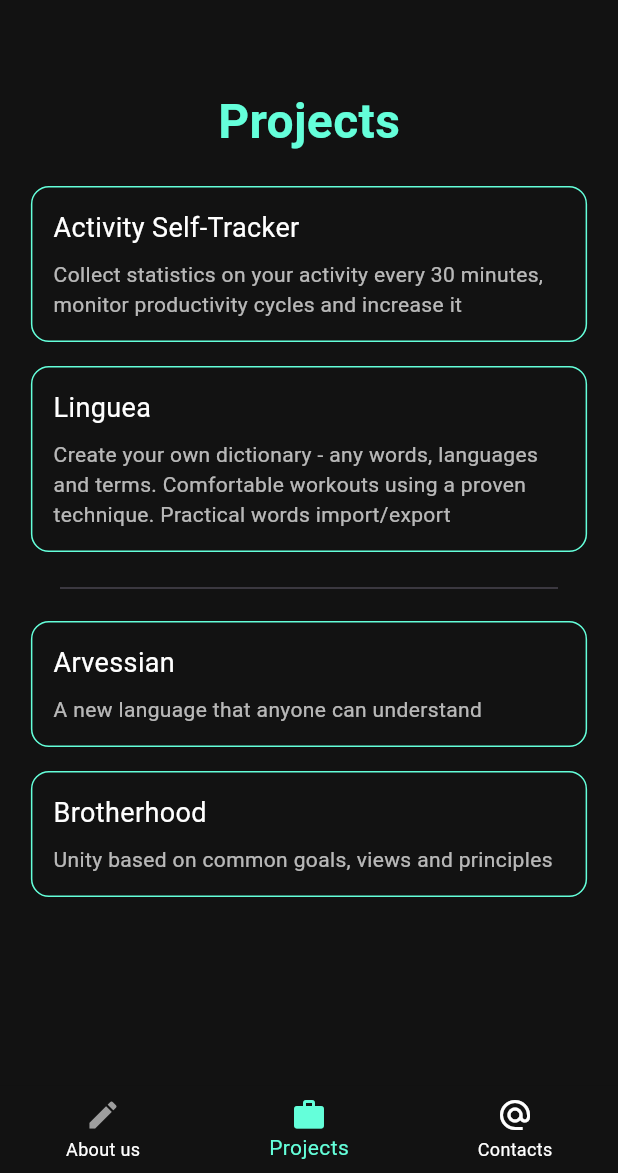
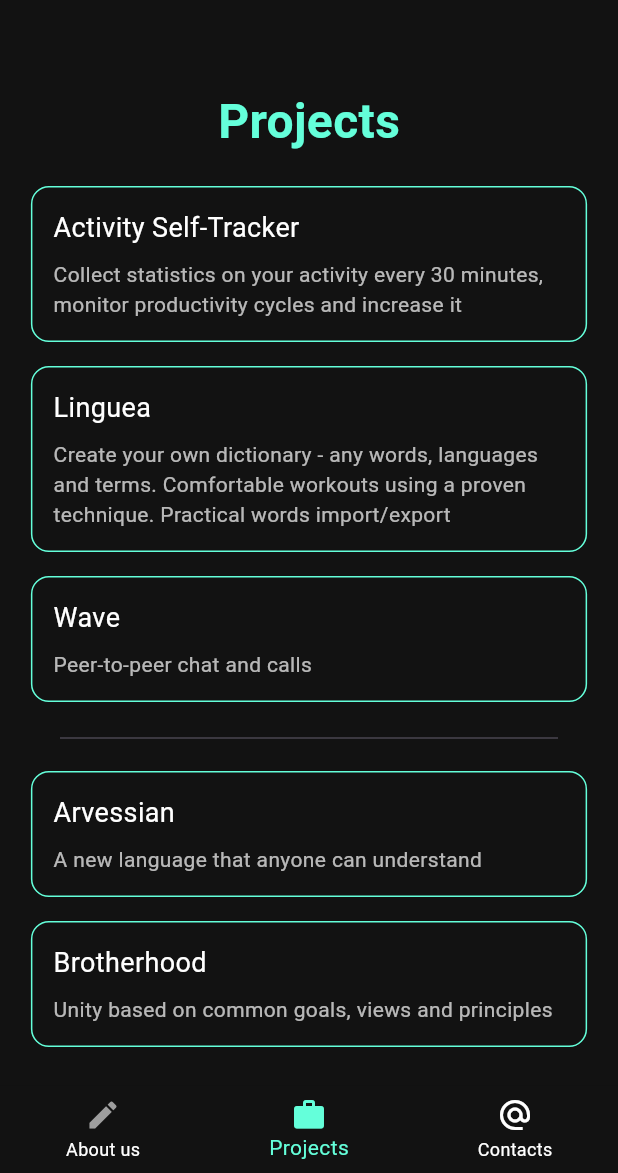
Before and after one commit to AnisimovTema/developmiracle, a Flutter app: the screen it shows after launch, on a phone screen of 412 x 824 dp, the part 63-1236 px from its top. Run offline on Flutter 3.47's test engine with Material 3 defaults, Android fonts, the phone set to English and light mode, and no system bars; our stand-ins replace shared_preferences; missing offline and left inert: p2p_chat.

Commit message:
[dev-9] wave app added

```diff
--- a/lib/flutter_gen/gen_l10n/app_localizations.dart
+++ b/lib/flutter_gen/gen_l10n/app_localizations.dart
@@ -169,6 +169,10 @@ abstract class AppLocalizations {
   /// **'A new language that anyone can understand'**
   String get arvessian_description;
 
+  String get wave_title;
+
+  String get wave_description;
+
   /// No description provided for @brotherhood_title.
   ///
   /// In en, this message translates to:
--- a/lib/flutter_gen/gen_l10n/app_localizations_av.dart
+++ b/lib/flutter_gen/gen_l10n/app_localizations_av.dart
@@ -28,25 +28,35 @@ class AppLocalizationsAv extends AppLocalizations {
   String get activitySelfTracker_title => 'Activity Self-Tracker';
 
   @override
-  String get activitySelfTracker_description => 'Collect statistics on your activity every 30 minutes, monitor productivity cycles and increase it';
+  String get activitySelfTracker_description =>
+      'Collect statistics on your activity every 30 minutes, monitor productivity cycles and increase it';
 
   @override
   String get linguea_title => 'Linguea';
 
   @override
-  String get linguea_description => 'Create your own dictionary - any words, languages and terms. Comfortable workouts using a proven technique. Practical words import/export';
+  String get linguea_description =>
+      'Create your own dictionary - any words, languages and terms. Comfortable workouts using a proven technique. Practical words import/export';
 
   @override
   String get arvessian_title => 'Arvessian';
 
   @override
-  String get arvessian_description => 'A new language that anyone can understand';
+  String get arvessian_description =>
+      'A new language that anyone can understand';
+
+  @override
+  String get wave_title => 'Wave';
+
+  @override
+  String get wave_description => 'Peer-to-peer chat and calls';
 
   @override
   String get brotherhood_title => 'Brotherhood';
 
   @override
-  String get brotherhood_description => 'Unity based on common goals, views and principles';
+  String get brotherhood_description =>
+      'Unity based on common goals, views and principles';
 
   @override
   String get placeholder_text_part_1 => 'You can write to us via Telegram ';
--- a/lib/flutter_gen/gen_l10n/app_localizations_en.dart
+++ b/lib/flutter_gen/gen_l10n/app_localizations_en.dart
@@ -42,6 +42,12 @@ class AppLocalizationsEn extends AppLocalizations {
   @override
   String get arvessian_description => 'A new language that anyone can understand';
 
+      @override
+  String get wave_title => 'Wave';
+
+  @override
+  String get wave_description => 'Peer-to-peer chat and calls';
+
   @override
   String get brotherhood_title => 'Brotherhood';
 
--- a/lib/flutter_gen/gen_l10n/app_localizations_ru.dart
+++ b/lib/flutter_gen/gen_l10n/app_localizations_ru.dart
@@ -42,6 +42,12 @@ class AppLocalizationsRu extends AppLocalizations {
   @override
   String get arvessian_description => 'Новый язык, который понятен всем';
 
+    @override
+  String get wave_title => 'Wave';
+
+  @override
+  String get wave_description => 'Peer-to-peer чат и звонки';
+
   @override
   String get brotherhood_title => 'Brotherhood';
 
--- a/lib/main.dart
+++ b/lib/main.dart
@@ -5,6 +5,7 @@ import 'package:developmiracle/pages/brotherhood_page.dart';
 import 'package:developmiracle/pages/home_page.dart';
 import 'package:developmiracle/pages/linguea_page.dart';
 import 'package:developmiracle/pages/tracker_page.dart';
+import 'package:developmiracle/pages/wave_page.dart';
 import 'package:flutter/material.dart';
 import 'package:flutter_localizations/flutter_localizations.dart';
 
@@ -20,15 +21,15 @@ void main() async {
   final savedLocale = settingsController.localeMode;
 
   runApp(
-    MyApp(
+    MiracleDevelopmentApp(
       settingsController: settingsController,
       locale: savedLocale,
     ),
   );
 }
 
-class MyApp extends StatefulWidget {
-  const MyApp({
+class MiracleDevelopmentApp extends StatefulWidget {
+  const MiracleDevelopmentApp({
     super.key,
     required this.settingsController,
     required this.locale,
@@ -43,10 +44,10 @@ class MyApp extends StatefulWidget {
   final SettingsController settingsController;
 
   @override
-  State<MyApp> createState() => _MyAppState();
+  State<MiracleDevelopmentApp> createState() => _MiracleDevelopmentAppState();
 }
 
-class _MyAppState extends State<MyApp> {
+class _MiracleDevelopmentAppState extends State<MiracleDevelopmentApp> {
   late Locale _locale;
 
   final List<Locale> supportedLocales = const [
@@ -104,11 +105,12 @@ class _MyAppState extends State<MyApp> {
       debugShowCheckedModeBanner: false,
       locale: _locale,
       theme: ThemeData.dark().copyWith(
-        scaffoldBackgroundColor: MyApp.backgroundColor,
-        primaryColor: MyApp.accentColor,
-        textTheme: ThemeData.dark()
-            .textTheme
-            .apply(bodyColor: MyApp.textColor, displayColor: MyApp.textColor),
+        scaffoldBackgroundColor: MiracleDevelopmentApp.backgroundColor,
+        primaryColor: MiracleDevelopmentApp.accentColor,
+        textTheme: ThemeData.dark().textTheme.apply(
+              bodyColor: MiracleDevelopmentApp.textColor,
+              displayColor: MiracleDevelopmentApp.textColor,
+            ),
       ),
       home: HomePage(
         settingsController: widget.settingsController,
@@ -133,6 +135,13 @@ class _MyAppState extends State<MyApp> {
             break;
           case '/linguea':
             builder = (BuildContext _) => LingueaPage(
+                  settingsController: widget.settingsController,
+                  changeLanguage: changeLanguage,
+                );
+            break;
+          case '/wave':
+            // ignore: prefer_const_constructors
+            builder = (BuildContext _) => WavePage(
                   settingsController: widget.settingsController,
                   changeLanguage: changeLanguage,
                 );
--- a/lib/pages/home_page.dart
+++ b/lib/pages/home_page.dart
@@ -139,14 +139,14 @@ class _HomePageState extends State<HomePage> {
                   icon: Icon(
                     iconData,
                     color: _currentIndex == idx
-                        ? MyApp.accentColor
+                        ? MiracleDevelopmentApp.accentColor
                         : (disabled ? Colors.grey : Colors.white),
                   ),
                   label: Text(
                     label,
                     style: TextStyle(
                       color: _currentIndex == idx
-                          ? MyApp.accentColor
+                          ? MiracleDevelopmentApp.accentColor
                           : (disabled ? Colors.grey : Colors.white),
                     ),
                   ),
@@ -171,7 +171,7 @@ class _HomePageState extends State<HomePage> {
                 children: [
                   DrawerHeader(
                     decoration: const BoxDecoration(
-                      color: MyApp.backgroundColor,
+                      color: MiracleDevelopmentApp.backgroundColor,
                     ),
                     child: Center(
                       child: Text(
@@ -198,8 +198,8 @@ class _HomePageState extends State<HomePage> {
           ? BottomNavigationBar(
               type: BottomNavigationBarType.fixed, // всегда показывать подписи
               currentIndex: _currentIndex,
-              backgroundColor: MyApp.backgroundColor,
-              selectedItemColor: MyApp.accentColor,
+              backgroundColor: MiracleDevelopmentApp.backgroundColor,
+              selectedItemColor: MiracleDevelopmentApp.accentColor,
               unselectedItemColor: Colors.white,
               onTap: (index) {
                 bool disabled = sections[index]['disabled'] ?? false;
--- a/lib/pages/projects_page.dart
+++ b/lib/pages/projects_page.dart
@@ -25,6 +25,12 @@ class ProjectsPage extends StatelessWidget {
         description: messages.linguea_description,
         route: 'linguea',
         externalUrl: 'https://linguea.app',
+      ),
+      _Project(
+        name: messages.wave_title,
+        description: messages.wave_description,
+        route: 'wave',
+        externalUrl: null,
       ),
     ];
 
--- a/lib/src/localization/app_av.arb
+++ b/lib/src/localization/app_av.arb
@@ -11,6 +11,8 @@
   "linguea_description": "Create your own dictionary - any words, languages and terms. Comfortable workouts using a proven technique. Practical words import/export",
   "arvessian_title": "Arvessian",
   "arvessian_description": "A new language that anyone can understand",
+  "wave_title": "Wave",
+  "wave_description": "Peer-to-peer chat and calls",
   "brotherhood_title": "Brotherhood",
   "brotherhood_description": "Unity based on common goals, views and principles",
   "placeholder_text_part_1": "You can write to us via Telegram ",
--- a/lib/src/localization/app_en.arb
+++ b/lib/src/localization/app_en.arb
@@ -11,6 +11,8 @@
   "linguea_description": "Create your own dictionary - any words, languages and terms. Comfortable workouts using a proven technique. Practical words import/export",
   "arvessian_title": "Arvessian",
   "arvessian_description": "A new language that anyone can understand",
+  "wave_title": "Wave",
+  "wave_description": "Peer-to-peer chat and calls",
   "brotherhood_title": "Brotherhood",
   "brotherhood_description": "Unity based on common goals, views and principles",
   "placeholder_text_part_1": "You can write to us via Telegram ",
--- a/lib/src/localization/app_ru.arb
+++ b/lib/src/localization/app_ru.arb
@@ -11,6 +11,8 @@
   "linguea_description": "Создайте свой словарь - любые слова, языки или термины. Комфортные тренировки с использованием доказанных методик. Практичный импорт/экспорт слов",
   "arvessian_title": "Arvessian",
   "arvessian_description": "Новый язык, который понятен всем",
+  "wave_title": "Wave",
+  "wave_description": "Peer-to-peer чат и звонки",
   "brotherhood_title": "Brotherhood",
   "brotherhood_description": "Единение, основанное на общности целей, взглядов и принципов",
   "placeholder_text_part_1": "Вы можете написать нам в Телеграм: ",
--- a/lib/widgets/miracle_appbar.dart
+++ b/lib/widgets/miracle_appbar.dart
@@ -28,7 +28,7 @@ class MiracleAppbar extends StatelessWidget {
           TextButton.icon(
             icon: const Icon(
               Icons.language,
-              color: MyApp.accentColor,
+              color: MiracleDevelopmentApp.accentColor,
               size: 20,
             ),
             onPressed: changeLanguage,
@@ -41,7 +41,7 @@ class MiracleAppbar extends StatelessWidget {
           ),
         ],
       ),
-      backgroundColor: MyApp.backgroundColor,
+      backgroundColor: MiracleDevelopmentApp.backgroundColor,
       elevation: 0,
       actions: mobile ? null : navItems,
       forceMaterialTransparency: true,
--- a/pubspec.yaml
+++ b/pubspec.yaml
@@ -4,7 +4,7 @@ publish_to: "none"
 version: 0.1.0
 
 environment:
-  sdk: ">=3.3.3 <4.0.0"
+  sdk: ">=3.5.3 <4.0.0"
 
 dependencies:
   flutter:
@@ -14,6 +14,10 @@ dependencies:
     sdk: flutter
   intl: ^0.19.0
   shared_preferences: ^2.5.3
+  p2p_chat:
+    git:
+      url: https://github.com/AnisimovTema/wave_p2p.git
+      ref: master
 
 dev_dependencies:
   flutter_test:
```
Also changed, not shown: lib/pages/wave_page.dart (added, +50 -0 lines), pubspec.lock.
